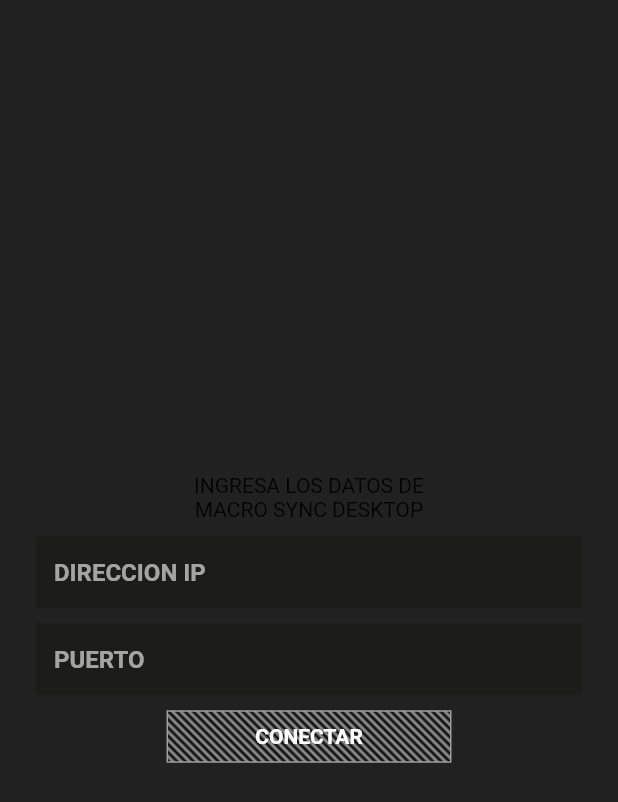
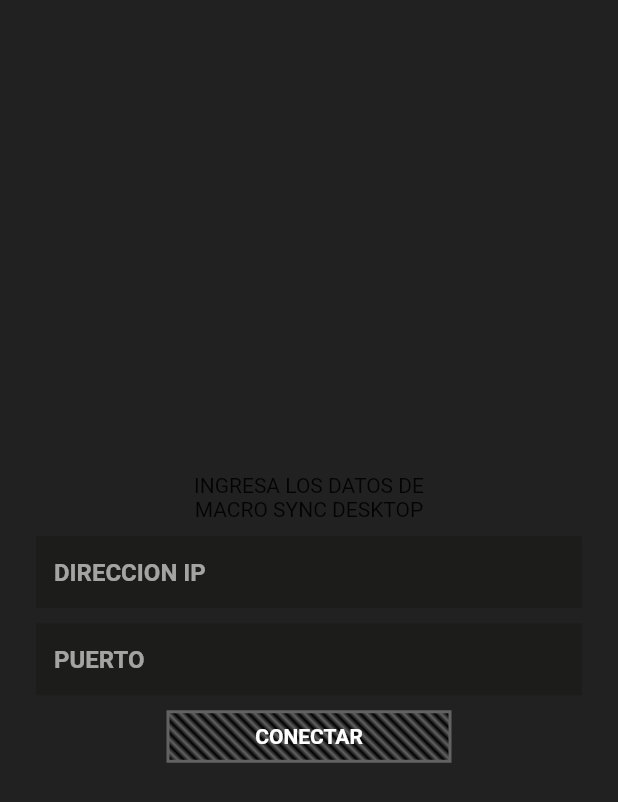
Before and after one commit to matias33pascual/macros-to-helldivers, a Flutter app: the screen it shows after launch, on a phone screen of 412 x 824 dp. Shown: the top 802 px of the screen. Run offline on Flutter 3.47's test engine with Material 2 defaults, Android fonts, the phone set to English and light mode, and no system bars.

Commit message:
limpiando codigo: app_theme actualizado y divido en clases; linear gradient figura como variable dentro de la clase CustomDecorationEffects

```diff
--- a/lib/app/app_theme.dart
+++ /dev/null
@@ -1,35 +0,0 @@
-import 'package:flutter/material.dart';
-
-class AppTheme {
-  static CustomThemeColors colors = CustomThemeColors();
-  static CustomTextStyles textStyles = CustomTextStyles();
-}
-
-class CustomThemeColors {
-  Color primary = const Color.fromARGB(255, 168, 155, 53);
-  Color secondary = const Color.fromARGB(255, 125, 207, 128);
-
-  Color background = Colors.black54;
-
-  Color menuItemBackground = const Color(0xFF1C1C1A);
-  Color menuItemSelected = const Color(0xFF635B1C);
-  Color leftBorderMenuItemSelected = const Color(0xFFFFE933);
-
-  Color border = const Color.fromARGB(255, 255, 238, 0);
-  Color cursor = Colors.white;
-
-  Color grey = Colors.grey;
-  Color white = Colors.white;
-}
-
-class CustomTextStyles {
-  TextStyle menu = const TextStyle(
-    color: Colors.white,
-    fontWeight: FontWeight.w600,
-  );
-
-  TextStyle hintText = const TextStyle(
-    color: Colors.white60,
-    fontWeight: FontWeight.w600,
-  );
-}
--- a/lib/home_page/screens/home_page.dart
+++ b/lib/home_page/screens/home_page.dart
@@ -1,9 +1,5 @@
-// ignore_for_file: prefer_const_constructors, prefer_const_literals_to_create_immutables
-
 import 'package:flutter/material.dart';
-import 'package:macro_sync_client/shared/exports_shared.dart';
-import 'package:provider/provider.dart';
-import 'package:macro_sync_client/home_page/providers/home_provider.dart';
+import 'package:macro_sync_client/home_page/screens/widgets/exports_widgets.dart';
 
 class HomePage extends StatelessWidget {
   const HomePage({Key? key}) : super(key: key);
@@ -21,49 +17,19 @@ class HomePage extends StatelessWidget {
     return Scaffold(
       body: Container(
         color: Colors.black87,
-        padding: EdgeInsets.symmetric(horizontal: 24),
+        padding: const EdgeInsets.symmetric(horizontal: 24),
         child: Column(
           mainAxisAlignment: MainAxisAlignment.center,
-          children: [
+          children: const [
             Text("INGRESA LOS DATOS DE"),
             Text("MACRO SYNC DESKTOP"),
             SizedBox(height: 10),
             CustomForm(),
             SizedBox(height: 10),
-            CustomButton(),
+            ConnectButton(),
           ],
         ),
       ),
     );
   }
 }
-
-class CustomForm extends StatelessWidget {
-  const CustomForm({Key? key}) : super(key: key);
-
-  @override
-  Widget build(BuildContext context) {
-    final formKeyIp = GlobalKey<FormState>();
-    final formKeyPort = GlobalKey<FormState>();
-
-    final HomeProvider provider = Provider.of<HomeProvider>(context);
-
-    return Column(
-      children: [
-        CustomInputField(
-          hintText: "DIRECCION IP",
-          formKey: formKeyIp,
-          onChangedHandle: (String value) =>
-              provider.setIPAddress(value, context),
-        ),
-        SizedBox(height: 10),
-        CustomInputField(
-          hintText: "PUERTO",
-          textInputType: TextInputType.number,
-          formKey: formKeyPort,
-          onChangedHandle: (String value) => provider.setPort(value, context),
-        ),
-      ],
-    );
-  }
-}
--- /dev/null
+++ b/lib/home_page/screens/widgets/connect_button.dart
@@ -0,0 +1,22 @@
+import 'package:flutter/material.dart';
+import 'package:macro_sync_client/home_page/providers/exports_providers.dart';
+import 'package:macro_sync_client/shared/custom_button/custom_button.dart';
+import 'package:macro_sync_client/shared/custom_button/custom_button_colors_enum.dart';
+import 'package:provider/provider.dart';
+
+class ConnectButton extends StatelessWidget {
+  const ConnectButton({Key? key}) : super(key: key);
+
+  @override
+  Widget build(BuildContext context) {
+    final ConnectButtonProvider provider =
+        Provider.of<ConnectButtonProvider>(context);
+
+    return CustomButton(
+      color: provider.state.isFormValid
+          ? CustomButtonColorsEnum.yellow
+          : CustomButtonColorsEnum.gray,
+      text: "CONECTAR",
+    );
+  }
+}
--- /dev/null
+++ b/lib/home_page/screens/widgets/custom_form.dart
@@ -0,0 +1,34 @@
+import 'package:flutter/material.dart';
+import 'package:macro_sync_client/home_page/providers/exports_providers.dart';
+import 'package:macro_sync_client/shared/exports_shared.dart';
+import 'package:provider/provider.dart';
+
+class CustomForm extends StatelessWidget {
+  const CustomForm({Key? key}) : super(key: key);
+
+  @override
+  Widget build(BuildContext context) {
+    final formKeyIp = GlobalKey<FormState>();
+    final formKeyPort = GlobalKey<FormState>();
+
+    final HomeProvider provider = Provider.of<HomeProvider>(context);
+
+    return Column(
+      children: [
+        CustomInputField(
+          hintText: "DIRECCION IP",
+          formKey: formKeyIp,
+          onChangedHandle: (String value) =>
+              provider.setIPAddress(value, context),
+        ),
+        const SizedBox(height: 10),
+        CustomInputField(
+          hintText: "PUERTO",
+          textInputType: TextInputType.number,
+          formKey: formKeyPort,
+          onChangedHandle: (String value) => provider.setPort(value, context),
+        ),
+      ],
+    );
+  }
+}
--- /dev/null
+++ b/lib/home_page/screens/widgets/exports_widgets.dart
@@ -0,0 +1,2 @@
+export 'package:macro_sync_client/home_page/screens/widgets/connect_button.dart';
+export 'package:macro_sync_client/home_page/screens/widgets/custom_form.dart';
--- a/lib/main.dart
+++ b/lib/main.dart
@@ -1,7 +1,7 @@
 import 'package:flutter/material.dart';
 import 'package:macro_sync_client/home_page/screens/home_page.dart';
 import 'package:provider/provider.dart';
-import 'package:macro_sync_client/app/exports_providers.dart';
+import 'package:macro_sync_client/home_page/providers/exports_providers.dart';
 
 void main() {
   runApp(
--- a/lib/shared/custom_button.dart
+++ /dev/null
@@ -1,67 +0,0 @@
-import 'package:flutter/material.dart';
-import 'package:macro_sync_client/app/app_theme.dart';
-import 'package:macro_sync_client/app/exports_providers.dart';
-import 'package:provider/provider.dart';
-
-class CustomButton extends StatelessWidget {
-  const CustomButton({Key? key}) : super(key: key);
-
-  @override
-  Widget build(BuildContext context) {
-    final appColors = AppTheme.colors;
-
-    final ConnectButtonProvider provider =
-        Provider.of<ConnectButtonProvider>(context);
-
-    int linesWhenFormIsValid = 30;
-    int linesWhenFormIsNotValid = 30;
-
-    int lineDivisionWithValidForm = 30;
-    int lineDivisionWithoutValidForm = 18;
-
-    return Container(
-      decoration: BoxDecoration(
-        border: Border.all(
-          color:
-              provider.state.isFormValid ? appColors.secondary : appColors.grey,
-        ),
-        borderRadius: BorderRadius.zero,
-        gradient: LinearGradient(
-          colors: List.generate(
-            32,
-            (index) => index.isEven
-                ? provider.state.isFormValid
-                    ? const Color.fromARGB(255, 45, 59, 43)
-                    : appColors.grey
-                : const Color.fromARGB(255, 0, 0, 0),
-          ),
-          begin: Alignment.topCenter,
-          end: Alignment.bottomCenter,
-          stops: List.generate(
-              32,
-              (index) =>
-                  index /
-                  (provider.state.isFormValid
-                      ? lineDivisionWithValidForm
-                      : lineDivisionWithoutValidForm)),
-          tileMode: TileMode.repeated, // Repite el patrón
-          transform:
-              const GradientRotation(45 * 3.14 / 180), // Rotación de 45 grados
-        ),
-      ),
-      width: 190,
-      height: 35,
-      child: Center(
-        child: Text(
-          "CONECTAR",
-          style: TextStyle(
-            color: provider.state.isFormValid
-                ? appColors.secondary
-                : appColors.white,
-            fontWeight: FontWeight.w600,
-          ),
-        ),
-      ),
-    );
-  }
-}
--- /dev/null
+++ b/lib/shared/custom_button/custom_button.dart
@@ -0,0 +1,48 @@
+import 'package:flutter/material.dart';
+import 'package:macro_sync_client/theme/app_theme.dart';
+import 'package:macro_sync_client/shared/custom_button/custom_button_colors_enum.dart';
+
+class CustomButton extends StatelessWidget {
+  final CustomButtonColorsEnum color;
+  final String text;
+
+  const CustomButton({
+    Key? key,
+    required this.color,
+    required this.text,
+  }) : super(key: key);
+
+  @override
+  Widget build(BuildContext context) {
+    final appColors = AppTheme.colors;
+    final appDecorationEffects = AppTheme.decorationEffects;
+
+    return Container(
+      decoration: BoxDecoration(
+        border: Border.all(
+          width: color == CustomButtonColorsEnum.gray ? 2 : 1,
+          color: color == CustomButtonColorsEnum.yellow
+              ? appColors.textYellow
+              : appColors.borderGray,
+        ),
+        borderRadius: BorderRadius.zero,
+        gradient: color == CustomButtonColorsEnum.yellow
+            ? appDecorationEffects.diagonalLinearGradientYellow
+            : appDecorationEffects.diagonalLinearGradientGray,
+      ),
+      width: 190,
+      height: 35,
+      child: Center(
+        child: Text(
+          text,
+          style: TextStyle(
+            color: color == CustomButtonColorsEnum.yellow
+                ? appColors.borderYellow
+                : Colors.white,
+            fontWeight: FontWeight.w600,
+          ),
+        ),
+      ),
+    );
+  }
+}
--- /dev/null
+++ b/lib/shared/custom_button/custom_button_colors_enum.dart
@@ -0,0 +1,5 @@
+enum CustomButtonColorsEnum {
+  gray,
+  yellow,
+  green,
+}
--- a/lib/shared/custom_input_field.dart
+++ b/lib/shared/custom_input_field.dart
@@ -1,5 +1,5 @@
 import 'package:flutter/material.dart';
-import 'package:macro_sync_client/app/app_theme.dart';
+import 'package:macro_sync_client/theme/app_theme.dart';
 
 class CustomInputField extends StatefulWidget {
   final String hintText;
--- a/lib/shared/exports_shared.dart
+++ b/lib/shared/exports_shared.dart
@@ -1,2 +1,2 @@
-export 'package:macro_sync_client/shared/custom_button.dart';
+export 'package:macro_sync_client/shared/custom_button/custom_button.dart';
 export 'package:macro_sync_client/shared/custom_input_field.dart';
--- /dev/null
+++ b/lib/theme/app_theme.dart
@@ -0,0 +1,7 @@
+import 'package:macro_sync_client/theme/exports_theme.dart';
+
+class AppTheme {
+  static CustomThemeColors colors = CustomThemeColors();
+  static CustomThemeTextStyles textStyles = CustomThemeTextStyles();
+  static CustomDecorationEffects decorationEffects = CustomDecorationEffects();
+}
--- /dev/null
+++ b/lib/theme/custom_decoration_effects.dart
@@ -0,0 +1,34 @@
+import 'package:flutter/material.dart';
+import 'package:macro_sync_client/theme/exports_theme.dart';
+
+class CustomDecorationEffects {
+  final _appColors = AppTheme.colors;
+  final int _lines = 30;
+  final int _lineDivision = 12;
+
+  late final diagonalLinearGradientYellow = LinearGradient(
+    colors: List.generate(
+      _lines,
+      (index) => index.isEven
+          ? _appColors.buttonLigthYellowDiagonal
+          : _appColors.buttonDarkYellowDiagonal,
+    ),
+    begin: Alignment.topCenter,
+    end: Alignment.bottomCenter,
+    stops: List.generate(_lines, (index) => index / _lineDivision),
+    tileMode: TileMode.repeated,
+    transform: const GradientRotation(0.785),
+  );
+
+  late final diagonalLinearGradientGray = LinearGradient(
+    colors: List.generate(
+      _lines,
+      (index) => index.isEven ? Colors.black : _appColors.borderGray,
+    ),
+    begin: Alignment.topCenter,
+    end: Alignment.bottomCenter,
+    stops: List.generate(_lines, (index) => index / _lineDivision),
+    tileMode: TileMode.repeated,
+    transform: const GradientRotation(0.785),
+  );
+}
--- /dev/null
+++ b/lib/theme/custom_theme_colors.dart
@@ -0,0 +1,17 @@
+import 'package:flutter/material.dart';
+
+class CustomThemeColors {
+  Color menuItemBackground = const Color(0xFF1C1C1A);
+  Color menuItemSelected = const Color(0xFF635B1C);
+  Color leftBorderMenuItemSelected = const Color(0xFFFFE933);
+
+  Color borderYellow = const Color.fromARGB(255, 255, 238, 0);
+  Color textYellow = const Color.fromARGB(255, 255, 238, 0);
+
+  Color borderGray = const Color(0xFF626262);
+
+  Color buttonLigthYellowDiagonal = const Color(0xFF645F35);
+  Color buttonDarkYellowDiagonal = const Color(0xFF312C02);
+
+  Color cursor = Colors.white;
+}
--- /dev/null
+++ b/lib/theme/custom_theme_text_styles.dart
@@ -0,0 +1,13 @@
+import 'package:flutter/material.dart';
+
+class CustomThemeTextStyles {
+  TextStyle menu = const TextStyle(
+    color: Colors.white,
+    fontWeight: FontWeight.w600,
+  );
+
+  TextStyle hintText = const TextStyle(
+    color: Colors.white60,
+    fontWeight: FontWeight.w600,
+  );
+}
--- /dev/null
+++ b/lib/theme/exports_theme.dart
@@ -0,0 +1,4 @@
+export 'package:macro_sync_client/theme/app_theme.dart';
+export 'package:macro_sync_client/theme/custom_theme_colors.dart';
+export 'package:macro_sync_client/theme/custom_theme_text_styles.dart';
+export 'package:macro_sync_client/theme/custom_decoration_effects.dart';
```
Also changed, not shown: lib/home_page/providers/exports_providers.dart (renamed from lib/app/exports_providers.dart).
